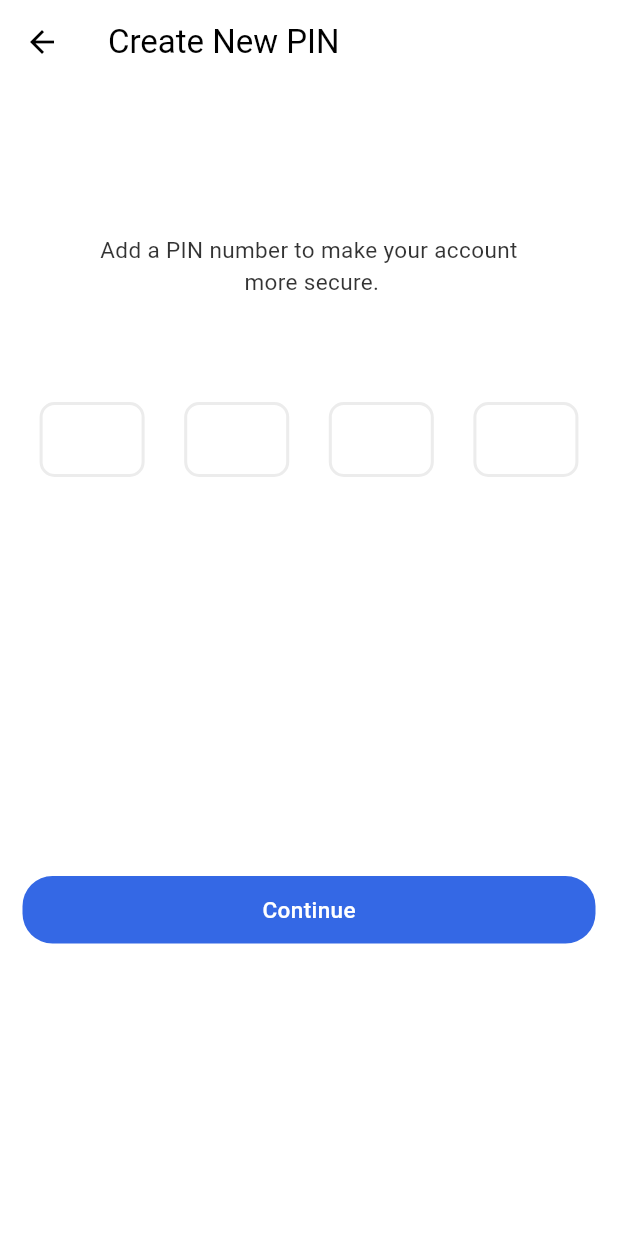
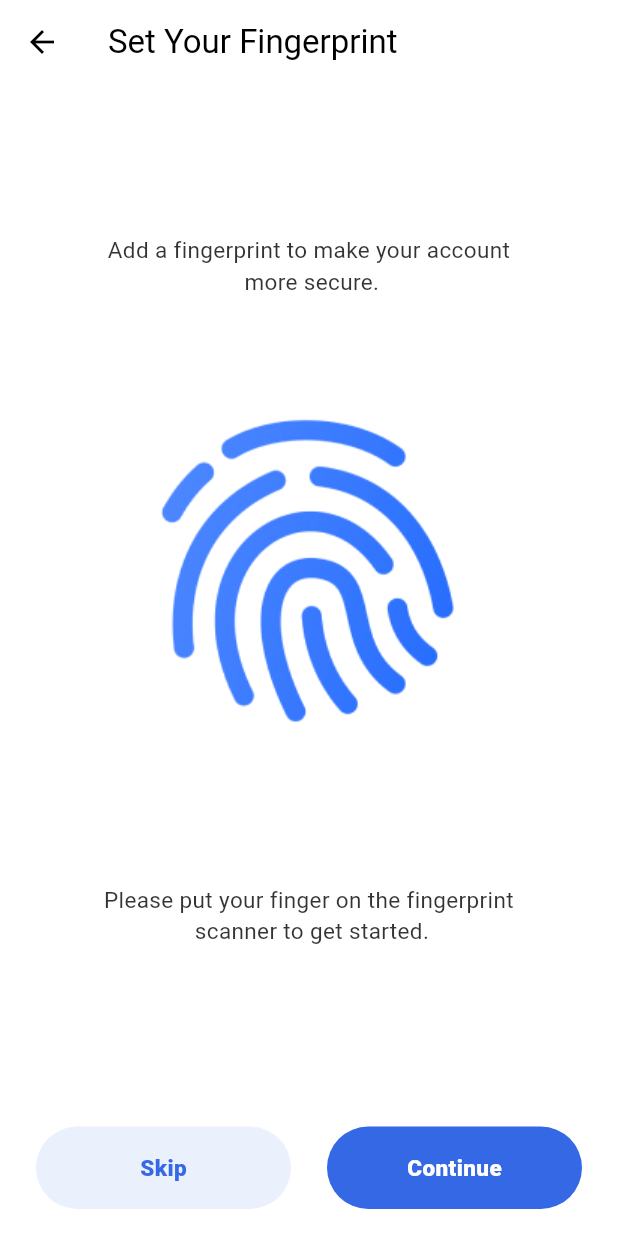
Before and after one commit to shahadat-coder/PW-Doctor, a Flutter app: the CreatePinScreen screen opened by its route, after a tap on "Continue", on a phone screen of 412 x 824 dp. Run offline on Flutter 3.47's test engine with Material 3 defaults, Android fonts, the phone set to English and light mode, and no system bars; drawn by our look-alikes of pin_code_fields; our stand-ins replace get, introduction_screen.

Commit message:
some screens have added

```diff
--- /dev/null
+++ b/lib/global_widgets/descriptin_title.dart
@@ -0,0 +1,19 @@
+import 'package:flutter/material.dart';
+
+class DescribeText extends StatelessWidget {
+  const DescribeText({
+    super.key, required this.title,
+  });
+  final String title;
+  @override
+  Widget build(BuildContext context) {
+    return Text(
+      title,
+      textAlign: TextAlign.center,
+      style: TextStyle(
+        color: Colors.black.withOpacity(0.8),
+        fontSize: 15,
+      ),
+    );
+  }
+}
--- /dev/null
+++ b/lib/global_widgets/option_button.dart
@@ -0,0 +1,39 @@
+import 'package:flutter/material.dart';
+import 'package:pw_doctor/utils/colors.dart';
+
+class OptionButton extends StatefulWidget {
+  const OptionButton({
+    super.key, required this.title, required this.onTap, this.backgroundColor, this.titleColor,
+  });
+  final String title;
+  final void Function() onTap;
+  final Color? backgroundColor;
+  final Color? titleColor;
+  @override
+  State<OptionButton> createState() => _OptionButtonState();
+}
+
+class _OptionButtonState extends State<OptionButton> {
+  @override
+  Widget build(BuildContext context) {
+    return InkWell(
+      onTap: widget.onTap,
+      child: Container(
+        height: 55,
+        width: 170,
+        decoration: BoxDecoration(
+          color: widget.backgroundColor,
+          borderRadius: BorderRadius.circular(30),
+        ),
+        child: Center(
+          child: Text(widget.title,
+            style: TextStyle(
+              color: widget.titleColor,
+              fontWeight: FontWeight.w800,
+              fontSize: 15,
+            ),),
+        ),
+      ),
+    );
+  }
+}
--- a/lib/routes/route_destinations.dart
+++ b/lib/routes/route_destinations.dart
@@ -4,6 +4,8 @@ import 'package:pw_doctor/views/auth/login_screen.dart';
 import 'package:pw_doctor/views/auth/loginmathods_screen.dart';
 import 'package:pw_doctor/views/auth/signup_screen.dart';
 import 'package:pw_doctor/views/fill_profile_screen.dart';
+import 'package:pw_doctor/views/finger_screen.dart';
+import 'package:pw_doctor/views/forgot_pass/forgot_password.dart';
 import 'package:pw_doctor/views/onboardings/onboarding_screen.dart';
 import 'package:pw_doctor/views/pin_screen.dart';
 import 'package:pw_doctor/views/splash_screen.dart';
@@ -38,5 +40,13 @@ class RouteDestinations{
       name: RouteNames.createPin,
       page: ()=> const CreatePinScreen(),
     ),
+    GetPage(
+      name: RouteNames.createFinger,
+      page: ()=> const FingerScreen(),
+    ),
+    GetPage(
+      name: RouteNames.forgotPass,
+      page: ()=> const ForgotPasswordScreen(),
+    ),
   ];
 }
--- a/lib/routes/route_names.dart
+++ b/lib/routes/route_names.dart
@@ -6,4 +6,6 @@ class RouteNames{
   static const String login = '/login';
   static const String fillProfile = '/fillProfile';
   static const String createPin = '/createPin';
+  static const String createFinger = '/createFinger';
+  static const String forgotPass = '/forgotPass';
 }
--- a/lib/views/auth/login_screen.dart
+++ b/lib/views/auth/login_screen.dart
@@ -78,7 +78,7 @@ class _LoginScreenState extends State<LoginScreen> {
                 ),
                 TextButton(
                   onPressed: () {
-                    Get.toNamed(RouteNames.login);
+                    Get.toNamed(RouteNames.forgotPass);
                   },
                   style: TextButton.styleFrom(
                     foregroundColor: AppColors.primaryColors,
--- a/lib/views/auth/loginmathods_screen.dart
+++ b/lib/views/auth/loginmathods_screen.dart
@@ -4,9 +4,10 @@ import 'package:pw_doctor/global_widgets/custom_appbar.dart';
 import 'package:pw_doctor/global_widgets/custom_button.dart';
 import 'package:pw_doctor/global_widgets/custom_or_divider.dart';
 import 'package:pw_doctor/global_widgets/custom_text.dart';
+import 'package:pw_doctor/global_widgets/social_button.dart';
 import 'package:pw_doctor/routes/route_names.dart';
 import 'package:pw_doctor/utils/colors.dart';
-import 'package:pw_doctor/utils/social_button.dart';
+
 
 class LoginMethodsScreen extends StatefulWidget {
   const LoginMethodsScreen({super.key});
--- /dev/null
+++ b/lib/views/finger_screen.dart
@@ -0,0 +1,96 @@
+import 'package:flutter/material.dart';
+import 'package:pw_doctor/global_widgets/custom_appbar.dart';
+import 'package:pw_doctor/global_widgets/descriptin_title.dart';
+import 'package:pw_doctor/global_widgets/option_button.dart';
+import 'package:pw_doctor/utils/colors.dart';
+
+class FingerScreen extends StatefulWidget {
+  const FingerScreen({Key? key}) : super(key: key);
+
+  @override
+  State<FingerScreen> createState() => _FingerScreenState();
+}
+
+class _FingerScreenState extends State<FingerScreen> {
+  @override
+  Widget build(BuildContext context) {
+    return Scaffold(
+      appBar: const CustomAppBar(
+        isLeading: true,
+        title: 'Set Your Fingerprint',
+      ),
+      body: Padding(
+        padding: const EdgeInsets.only(top: 100),
+        child: Center(
+          child: Column(
+            crossAxisAlignment: CrossAxisAlignment.center,
+            children: [
+              const DescribeText(title: 'Add a fingerprint to make your account\n more secure.'),
+              const SizedBox(height: 70),
+              Image.asset('assets/images/finger.png'),
+              const SizedBox(height: 100),
+              const DescribeText(title: 'Please put your finger on the fingerprint\n scanner to get started.'),
+              const SizedBox(height: 120),
+              Row(
+                crossAxisAlignment: CrossAxisAlignment.center,
+                mainAxisAlignment: MainAxisAlignment.spaceEvenly,
+                children: [
+                  OptionButton(
+                    title: 'Skip',
+                    titleColor: AppColors.primaryColors,
+                    onTap: () {},
+                    backgroundColor: AppColors.primaryColors.withOpacity(0.1),
+                  ),
+                  OptionButton(
+                    title: 'Continue',
+                    titleColor: AppColors.thirdColors,
+                    onTap: () {
+                      showDialog(
+                        context: context,
+                        builder: (context) => AlertDialog(
+                          backgroundColor: Colors.transparent,
+                          content: Container(
+                            decoration: BoxDecoration(
+                              color: Colors.white,
+                              borderRadius: BorderRadius.circular(20),
+                            ),
+                            padding: const EdgeInsets.all(20),
+                            child: Column(
+                              mainAxisSize: MainAxisSize.min,
+                              children: [
+                                Image.asset(
+                                  'assets/images/person.png',
+                                  height: 200,
+                                  width: 200,
+                                ),
+                                const SizedBox(height: 20),
+                                const Text(
+                                  "Congratulations!",
+                                  textAlign: TextAlign.center,
+                                  style: TextStyle(
+                                    color: AppColors.primaryColors,
+                                    fontSize: 20,
+                                    fontWeight: FontWeight.bold,
+                                  ),
+                                ),
+                                const SizedBox(height: 10),
+                                const DescribeText(title: "Your account is ready to use. You will be redirected to the Home page in a few seconds.",),
+                                const SizedBox(height: 20),
+                                const CircularProgressIndicator(color: AppColors.primaryColors,),
+                              ],
+                            ),
+                          ),
+                        ),
+                      );
+                    },
+                    backgroundColor: AppColors.primaryColors,
+                  ),
+                ],
+              )
+            ],
+          ),
+        ),
+      ),
+    );
+  }
+}
--- a/lib/views/pin_screen.dart
+++ b/lib/views/pin_screen.dart
@@ -1,7 +1,10 @@
 import 'package:flutter/material.dart';
+import 'package:get/get.dart';
+import 'package:get/get_navigation/get_navigation.dart';
 import 'package:pin_code_fields/pin_code_fields.dart';
 import 'package:pw_doctor/global_widgets/custom_appbar.dart';
 import 'package:pw_doctor/global_widgets/custom_button.dart';
+import 'package:pw_doctor/routes/route_names.dart';
 import 'package:pw_doctor/utils/colors.dart';
 
 class CreatePinScreen extends StatefulWidget {
@@ -52,7 +55,9 @@ class _CreatePinScreenState extends State<CreatePinScreen> {
                   selectedColor: Colors.grey.withOpacity(0.2),
                 ), appContext: context),
                   const SizedBox(height: 250,),
-                  CustomButton(title: 'Continue', onTap: (){}),
+                  CustomButton(title: 'Continue', onTap: (){
+                    Get.toNamed(RouteNames.createFinger);
+                  }),
 
                 ],
               ),
```
Also changed, not shown: lib/global_widgets/code_container.dart (added, +59 -0 lines), lib/global_widgets/social_button.dart (renamed from lib/utils/social_button.dart, +4 -4 lines), lib/views/forgot_pass/forgot_password.dart (added, +44 -0 lines), assets/images/finger.png (added), assets/images/forgotpass.png (added), assets/images/person.png (added), assets/images/via email.png (added), assets/images/via sms.png (added).
